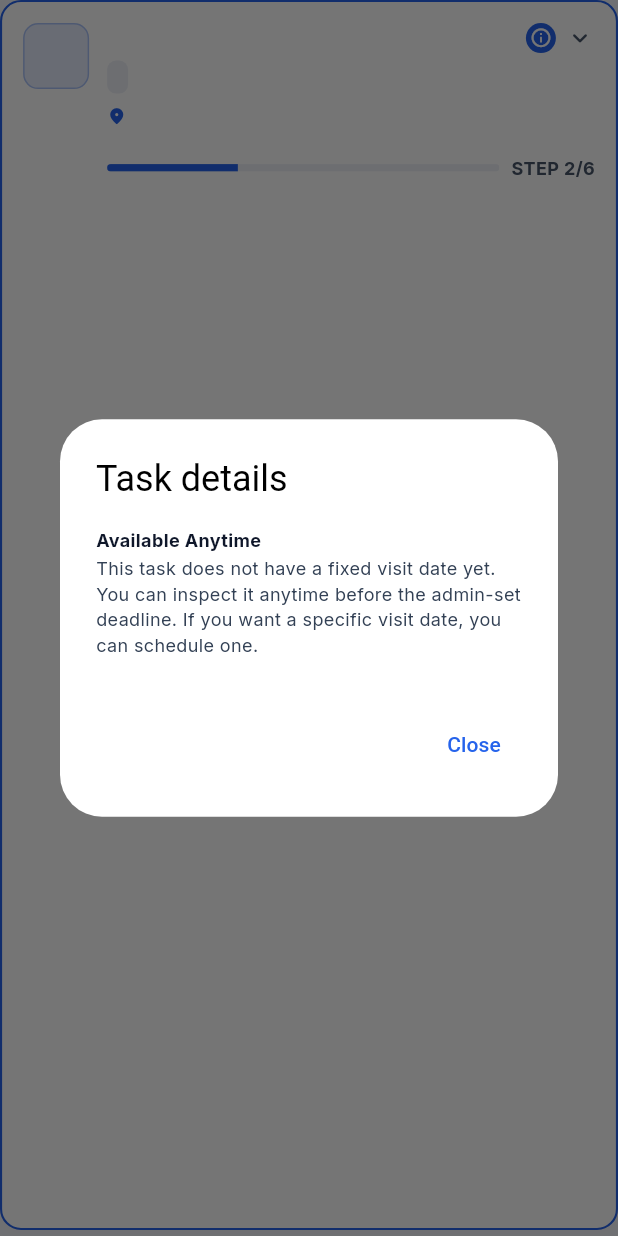
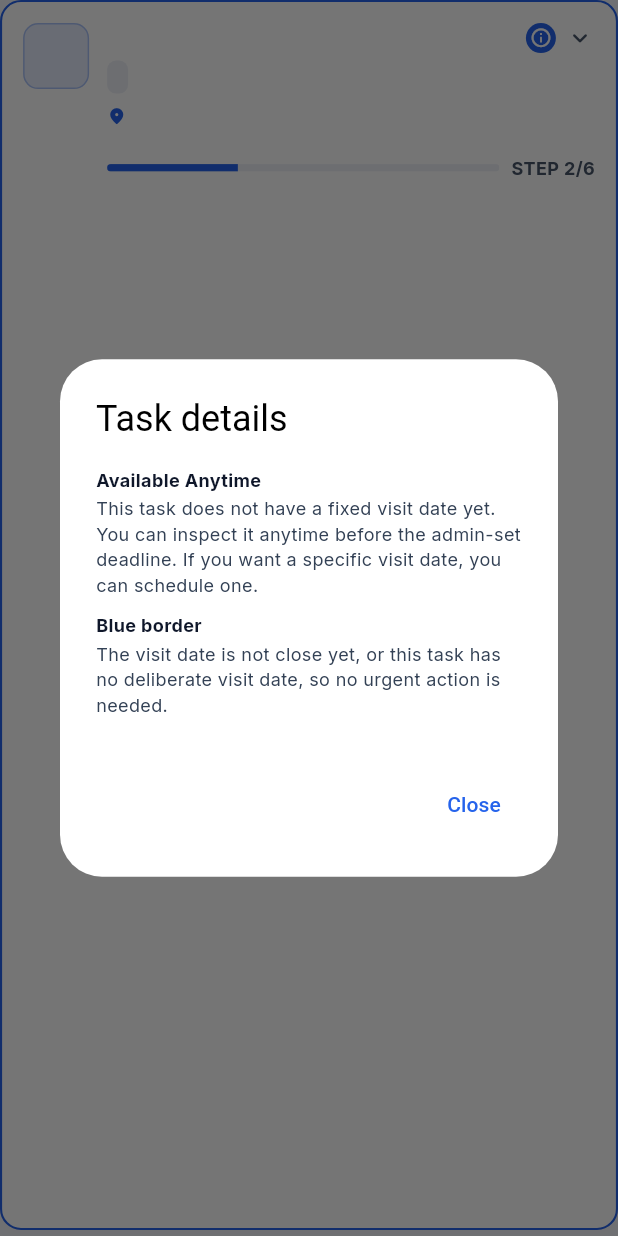
Before and after one commit to HanamiGarduque/imaps-fieldsync, a Flutter app: the _CompactTaskCard widget shown alone on an empty page, opened directly with empty values, after a tap on the "info outline" icon, on a phone screen of 412 x 824 dp. Run offline on Flutter 3.47's test engine with Material 3 defaults, Android fonts, the phone set to English and light mode, and no system bars; our stand-ins replace camera, connectivity_plus, fl_chart, flutter_compass, flutter_dotenv, flutter_map and 10 more; missing offline and left inert: onesignal_flutter, screen_protector; accounts and stored records are empty.

Commit message:
fix: enhance task status indicators and improve overdue handling in task cards

```diff
--- a/lib/modules/tasks/screens/tasks_screen.dart
+++ b/lib/modules/tasks/screens/tasks_screen.dart
@@ -1480,13 +1480,41 @@ class _CompactTaskCardState extends State<_CompactTaskCard> {
   Future<void> _showContextualInfo() async {
     final task = widget.task;
     final indicators = <MapEntry<String, String>>[];
-
-    if (task.category == 'Completed') {
+    final isCompleted = task.category == 'Completed';
+    final isScheduled = task.category == 'Scheduled' && task.isSelfScheduled;
+    final visitRowVisible = isScheduled && task.scheduledDate.isNotEmpty;
+    final deadlineRowVisible = !isCompleted && task.deadlineDate?.isNotEmpty == true;
+
+    DateTime? parseDay(String? value) {
+      if (value == null || value.isEmpty) return null;
+      try {
+        final date = DateTime.parse(value);
+        return DateTime(date.year, date.month, date.day);
+      } catch (_) {
+        return null;
+      }
+    }
+
+    final now = DateTime.now();
+    final todayDay = DateTime(now.year, now.month, now.day);
+    final visitDay = parseDay(task.scheduledDate);
+    final visitDiff = visitDay?.difference(todayDay).inDays;
+    final isOverdue = !isCompleted && task.scheduleUrgency == 'Overdue';
+    final scheduledVisitRed = isScheduled && task.isUrgentDeadline && !isOverdue;
+    final scheduledVisitOrange = isScheduled &&
+        !task.isUrgentDeadline &&
+        visitDiff != null &&
+        visitDiff >= 2 &&
+        visitDiff <= 3;
+    final isUrgent = !isCompleted &&
+        (task.scheduleUrgency == 'Due today' || task.isUrgentDeadline);
+
+    if (isCompleted) {
       indicators.add(const MapEntry('Completed', 'This inspection has been finished and submitted. No further action is normally required.'));
       if (task.reworkStartedAt != null) {
         indicators.add(const MapEntry('Modified', 'This completed inspection was changed after it was submitted. The Modified label lets you know that the original submitted information was edited.'));
       }
-    } else if (task.category == 'Scheduled') {
+    } else if (isScheduled) {
       indicators.add(const MapEntry('Scheduled', 'You have chosen a visit date for this task. The task stays Scheduled until the inspection is completed and submitted. You can reschedule the visit when needed, as long as the new date is still allowed by the deadline.'));
     } else if (task.category == 'Ongoing') {
       indicators.add(const MapEntry('Ongoing', 'This task is already being worked on, but no fixed visit date was set. You can continue the inspection without scheduling a visit.'));
@@ -1494,37 +1522,48 @@ class _CompactTaskCardState extends State<_CompactTaskCard> {
       indicators.add(const MapEntry('Available Anytime', 'This task does not have a fixed visit date yet. You can inspect it anytime before the admin-set deadline. If you want a specific visit date, you can schedule one.'));
     }
 
-    final statusColor = task.category != 'Completed' && task.scheduleUrgency == 'Overdue'
-      ? InsightTheme.red
-      : _getStatusColor();
-    final borderName = statusColor == InsightTheme.red
-        ? 'Red'
-        : statusColor == InsightTheme.orange
-            ? 'Orange'
-            : statusColor == InsightTheme.green
-                ? 'Green'
-                : 'Blue';
-    const borderExplanations = {
-      'Blue': 'The visit date is not close yet, so no urgent action is needed.',
-      'Orange': 'Your visit date is coming up in 2–3 days. Make sure you are prepared to complete the inspection on time.',
-      'Red': 'Your visit date is today, tomorrow, or has already passed. Check the task and take action before the admin-set deadline.',
-    };
-    if (task.category == 'Scheduled' && task.scheduleUrgency != 'Overdue') {
-      indicators.add(MapEntry('Border: $borderName', borderExplanations[borderName]!));
-    }
-
-    if (task.category != 'Completed') {
+    if (!isCompleted) {
+      if (visitRowVisible) {
+        indicators.add(const MapEntry('Visit', 'This task has a deliberate visit date selected for the inspection.'));
+      }
+      if (deadlineRowVisible) {
+        indicators.add(const MapEntry('Deadline', 'This is the admin-set deadline for completing the inspection.'));
+      }
+      if (isOverdue) {
+        indicators.add(const MapEntry('Full red container', 'The admin-set deadline has passed, so the active task is fully highlighted red to show that it needs immediate attention.'));
+      } else if (scheduledVisitRed) {
+        indicators.add(const MapEntry('Red border', 'The scheduled visit date is today, tomorrow, or has already passed. Check the task and take action before the admin-set deadline.'));
+      } else if (scheduledVisitOrange) {
+        indicators.add(const MapEntry('Orange border', 'Your visit date is coming up in 2–3 days. Make sure you are prepared to complete the inspection on time.'));
+      } else {
+        indicators.add(const MapEntry('Blue border', 'The visit date is not close yet, or this task has no deliberate visit date, so no urgent action is needed.'));
+      }
       if (task.scheduleUrgency == 'Due today') {
-        indicators.add(const MapEntry('Due Today', 'The scheduled visit date is today. This inspection should be handled today.'));
+        final dueTodayFromVisit = visitRowVisible && visitDay?.isAtSameMomentAs(todayDay) == true;
+        indicators.add(MapEntry(
+          'Due Today',
+          dueTodayFromVisit
+              ? 'The scheduled visit date is today. This inspection should be handled today.'
+              : 'The admin-set deadline is today. This inspection should be completed today.',
+        ));
       }
-      if (task.forReschedule != null) {
+      if (isScheduled && task.forReschedule != null) {
         indicators.add(const MapEntry('For Reschedule', 'The scheduled visit date has already passed, but the admin-set deadline has not. Choose a new valid visit date as soon as possible.'));
       }
-      if (task.scheduleUrgency == 'Overdue') {
+      if (isOverdue) {
         indicators.add(const MapEntry('Overdue', 'The admin-set deadline has already passed. This task needs immediate attention.'));
       }
+      final deadlineLabel = _deadlineUrgencyLabel;
+      if (isUrgent && deadlineLabel != 'Overdue') {
+        indicators.add(MapEntry(
+          deadlineLabel,
+          deadlineLabel == 'Deadline today'
+              ? 'The admin-set deadline is today. Complete the inspection today if possible.'
+              : 'The admin-set deadline is tomorrow. Prepare to complete the inspection on time.',
+        ));
+      }
     }
-    if (task.category == 'Scheduled' && task.currentStep >= 1 && task.currentStep <= 5) {
+    if (isScheduled && task.currentStep >= 1 && task.currentStep <= 5) {
       indicators.add(const MapEntry('In Progress', 'You have already started this scheduled inspection. Continue working through the remaining steps until it is completed.'));
     }
 
@@ -1992,8 +2031,8 @@ class _CompactTaskCardState extends State<_CompactTaskCard> {
                           // category == 'Scheduled' alone hid the Visit
                           // date on In-Progress cards that still appear in
                           // the Scheduled section.
-                          if (widget.task.isScheduledPlan &&
-                              widget.task.category != 'Completed' &&
+                            if (widget.task.category == 'Scheduled' &&
+                              widget.task.isSelfScheduled &&
                               widget.task.scheduledDate.isNotEmpty) ...[
                             const SizedBox(height: 5),
                             Row(
```
